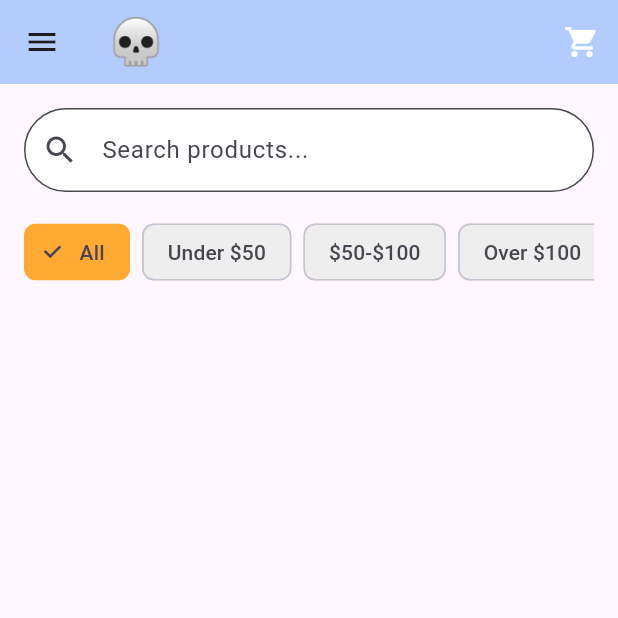
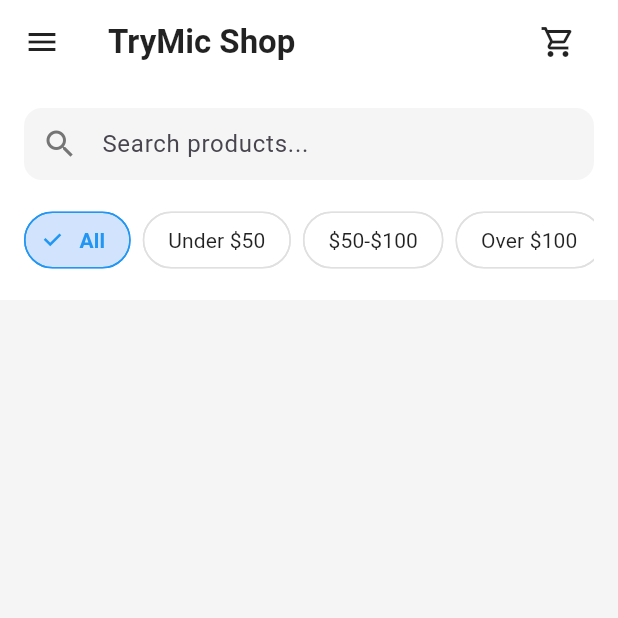
Before and after one commit to kwabena369/Ecommence_full_stack, a Flutter app: the ProductListScreen screen opened by its route, on a phone screen of 412 x 824 dp, the top half of it. Run offline on Flutter 3.47's test engine with Material 3 defaults, Android fonts, the phone set to English and light mode, and no system bars; our stand-ins replace firebase_auth, firebase_core, google_sign_in, image_picker, shared_preferences; accounts and stored records are empty; network calls fail.

Commit message:
RedesignProductScreen

```diff
--- a/ecom/lib/Screens/CustomerSection/ProductListScreen.dart
+++ b/ecom/lib/Screens/CustomerSection/ProductListScreen.dart
@@ -212,32 +212,38 @@ Future<void> _fetchItems() async {
 //   the ui for the search there
   Widget _buildSearchAndFilter() {
     return Container(
-      padding: const EdgeInsets.all(16),
+      color: Colors.white,
+      padding: EdgeInsets.all(16),
       child: Column(
         children: [
           // Search Bar
-          TextField(
+          Container(
+            decoration: BoxDecoration(
+              color: Colors.grey[100],
+              borderRadius: BorderRadius.circular(12),
+            ),
+            child: TextField(
               controller: _searchController,
               decoration: InputDecoration(
                 hintText: 'Search products...',
-              prefixIcon: const Icon(Icons.search),
-              border: OutlineInputBorder(
-                borderRadius: BorderRadius.circular(30),
-              ),
-              filled: true,
-              fillColor: Colors.white,
+                prefixIcon: Icon(Icons.search, color: Colors.grey[600]),
+                border: InputBorder.none,
+                contentPadding:
+                    EdgeInsets.symmetric(horizontal: 16, vertical: 12),
               ),
             ),
-          const SizedBox(height: 16),
+          ),
+          SizedBox(height: 16),
           // Price Range Filter
           SingleChildScrollView(
             scrollDirection: Axis.horizontal,
             child: Row(
               children: _priceRanges.map((range) {
+                final isSelected = _selectedPriceRange == range;
                 return Padding(
-                  padding: const EdgeInsets.only(right: 8),
+                  padding: EdgeInsets.only(right: 8),
                   child: FilterChip(
-                    selected: _selectedPriceRange == range,
+                    selected: isSelected,
                     label: Text(range),
                     onSelected: (selected) {
                       setState(() {
@@ -245,8 +251,20 @@ Widget _buildSearchAndFilter() {
                         _filterItems();
                       });
                     },
-                    backgroundColor: Colors.grey[200],
-                    selectedColor: Colors.orange.withOpacity(0.8),
+                    backgroundColor: Colors.white,
+                    selectedColor: Colors.blue.withOpacity(0.2),
+                    checkmarkColor: Colors.blue,
+                    labelStyle: TextStyle(
+                      color: isSelected ? Colors.blue : Colors.black87,
+                      fontWeight:
+                          isSelected ? FontWeight.bold : FontWeight.normal,
+                    ),
+                    shape: RoundedRectangleBorder(
+                      borderRadius: BorderRadius.circular(20),
+                      side: BorderSide(
+                        color: isSelected ? Colors.blue : Colors.grey[300]!,
+                      ),
+                    ),
                   ),
                 );
               }).toList(),
@@ -396,115 +414,134 @@ Widget _buildSearchAndFilter() {
   @override
   Widget build(BuildContext context) {
     return Scaffold(
+      backgroundColor: Colors.grey[100],
       appBar: AppBar(
-        title: const Text(
-          '💀',
+        elevation: 0,
+        backgroundColor: Colors.white,
+        leading: Builder(
+          builder: (context) => IconButton(
+            icon: Icon(Icons.menu, color: Colors.black87),
+            onPressed: () => Scaffold.of(context).openDrawer(),
+          ),
+        ),
+        title: Text(
+          'TryMic Shop',
           style: TextStyle(
-              color: Colors.black, fontSize: 30, fontWeight: FontWeight.bold),
+            color: Colors.black87,
+            fontWeight: FontWeight.bold,
           ),
-        backgroundColor: Colors.blueAccent.withOpacity(0.4),
+        ),
         actions: [
-          Stack(
+          Padding(
+            padding: EdgeInsets.only(right: 16),
+            child: Stack(
               alignment: Alignment.center,
               children: [
                 IconButton(
-                icon: const Icon(Icons.shopping_cart),
+                  icon: Icon(Icons.shopping_cart_outlined, color: Colors.black87),
                   onPressed: _showCartOverlay,
-                color: Colors.white,
                 ),
                 if (cartItemCount > 0)
                   Positioned(
-                  right: 0,
-                  top: 0,
+                    right: 8,
+                    top: 8,
                     child: Container(
-                    padding: const EdgeInsets.all(2),
+                      padding: EdgeInsets.all(4),
                       decoration: BoxDecoration(
-                      color: Colors.lightBlue,
-                      borderRadius: BorderRadius.circular(10),
-                    ),
-                    constraints: const BoxConstraints(
-                      minWidth: 16,
-                      minHeight: 16,
+                        color: Colors.blue,
+                        shape: BoxShape.circle,
                       ),
                       child: Text(
                         '$cartItemCount',
-                      style: const TextStyle(
+                        style: TextStyle(
                           color: Colors.white,
                           fontSize: 10,
+                          fontWeight: FontWeight.bold,
                         ),
-                      textAlign: TextAlign.center,
                       ),
                     ),
                   ),
               ],
             ),
+          ),
         ],
       ),
       drawer: Drawer(
-        child: ListView(
-          padding: EdgeInsets.zero,
-          children: <Widget>[
-            DrawerHeader(
-              decoration: BoxDecoration(color: Colors.blue),
+      child: Column(
+        children: [
+          Container(
+            padding: EdgeInsets.all(16),
+            color: Colors.blue,
+            width: double.infinity,
+            child: SafeArea(
+              bottom: false,
               child: Column(
                 crossAxisAlignment: CrossAxisAlignment.start,
                 children: [
+                  CircleAvatar(
+                    backgroundColor: Colors.white,
+                    radius: 30,
+                    child: Icon(Icons.person, size: 35, color: Colors.blue),
+                  ),
+                  SizedBox(height: 12),
                   Text(
                     '💀_Original Gangster',
-                    style: TextStyle(color: Colors.white, fontSize: 24),
+                    style: TextStyle(
+                      color: Colors.white,
+                      fontSize: 20,
+                      fontWeight: FontWeight.bold,
                     ),
-                  SizedBox(height: 10),
-                  if (_userData != null) ...[
+                  ),
+                  if (_userData != null)
                     Text(
-                      'Welcome, ${_userData!['email']}',
-                      style: TextStyle(color: Colors.white, fontSize: 16),
+                      _userData!['email'],
+                      style: TextStyle(color: Colors.white70),
                     ),
-                  ],
                 ],
               ),
             ),
-            ListTile(
-              leading: const Icon(Icons.home),
-              title: const Text('Home'),
-              onTap: () {
-                Navigator.pop(context);
-              },
           ),
           ListTile(
-              leading: const Icon(Icons.admin_panel_settings),
-              title: const Text('Orders'),
+            leading: Icon(Icons.home),
+            title: Text('Home'),
+            onTap: () => Navigator.pop(context),
+          ),
+          ListTile(
+            leading: Icon(Icons.shopping_bag),
+            title: Text('Orders'),
             onTap: () {
               Navigator.pop(context);
               Navigator.pushNamed(context, "/Order");
             },
           ),
           ListTile(
-              leading: const Icon(Icons.history_rounded),
-              title: const Text('History'),
+            leading: Icon(Icons.history),
+            title: Text('History'),
             onTap: () {
               Navigator.pop(context);
               Navigator.pushNamed(context, "/History");
             },
           ),
           ListTile(
-              leading: const Icon(Icons.settings),
-              title: const Text('Admin'),
+            leading: Icon(Icons.admin_panel_settings),
+            title: Text('Admin'),
             onTap: () {
               Navigator.pop(context);
               Navigator.pushNamed(context, "/AdminScreen");
             },
           ),
           ListTile(
-              leading: const Icon(Icons.settings),
-              title: const Text('Settings'),
+            leading: Icon(Icons.settings),
+            title: Text('Settings'),
             onTap: () {
               Navigator.pop(context);
               Navigator.pushNamed(context, "/AdminScreen");
             },
           ),
+          Divider(),
           ListTile(
-              leading: const Icon(Icons.logout),
-              title: const Text('Logout'),
+            leading: Icon(Icons.logout, color: Colors.red),
+            title: Text('Logout', style: TextStyle(color: Colors.red)),
             onTap: _logout,
           ),
         ],
```
Lines whose indentation alone changed are shown as unchanged.
